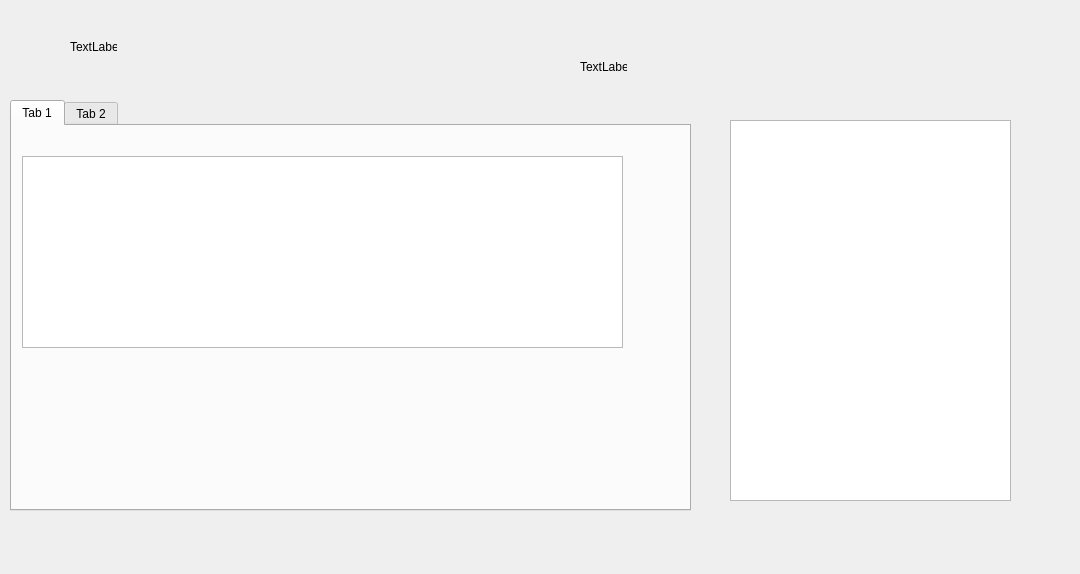
Qt form Plan-Describer/databaseeditordialog.ui (Barto-Paja/SI-Plan-Describer) before a commit.
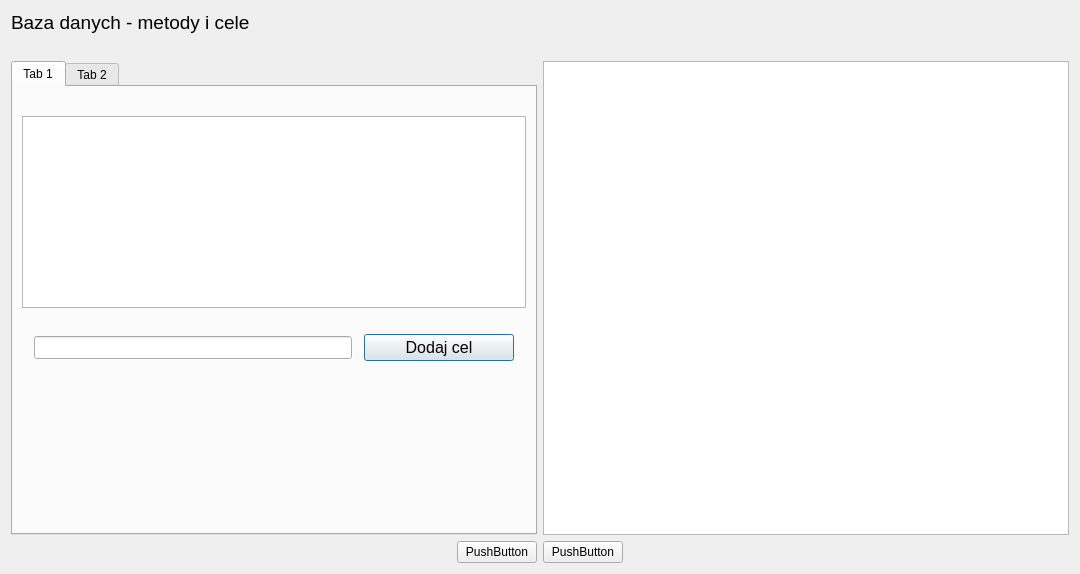
The same form after that commit. The open tabs and pages were chosen to show the change. Icons and pictures are not drawn.

```diff
--- a/Plan-Describer/databaseeditordialog.ui
+++ b/Plan-Describer/databaseeditordialog.ui
@@ -13,88 +13,270 @@
   <property name="windowTitle">
    <string>Dialog</string>
   </property>
-  <widget class="QLabel" name="label_title">
-   <property name="geometry">
-    <rect>
-     <x>70</x>
-     <y>40</y>
-     <width>47</width>
-     <height>13</height>
-    </rect>
-   </property>
-   <property name="text">
-    <string>TextLabel</string>
-   </property>
-  </widget>
-  <widget class="QLabel" name="label_error">
-   <property name="geometry">
-    <rect>
-     <x>580</x>
-     <y>60</y>
-     <width>47</width>
-     <height>13</height>
-    </rect>
-   </property>
-   <property name="text">
-    <string>TextLabel</string>
-   </property>
-  </widget>
-  <widget class="QTabWidget" name="tabWidget">
-   <property name="geometry">
-    <rect>
-     <x>10</x>
-     <y>100</y>
-     <width>681</width>
-     <height>411</height>
-    </rect>
-   </property>
-   <property name="currentIndex">
-    <number>0</number>
-   </property>
-   <widget class="QWidget" name="tab">
-    <attribute name="title">
-     <string>Tab 1</string>
-    </attribute>
-    <widget class="QTableWidget" name="tableWidget_targets">
-     <property name="geometry">
-      <rect>
-       <x>10</x>
-       <y>30</y>
-       <width>601</width>
-       <height>192</height>
-      </rect>
+  <layout class="QVBoxLayout" name="verticalLayout">
+   <item>
+    <widget class="QLabel" name="label_title">
+     <property name="font">
+      <font>
+       <pointsize>14</pointsize>
+      </font>
      </property>
+     <property name="text">
+      <string>Baza danych - metody i cele</string>
+     </property>
     </widget>
-   </widget>
-   <widget class="QWidget" name="tab_2">
-    <attribute name="title">
-     <string>Tab 2</string>
-    </attribute>
-    <widget class="QTableWidget" name="tableWidget_methods">
-     <property name="geometry">
-      <rect>
-       <x>50</x>
-       <y>30</y>
-       <width>256</width>
-       <height>192</height>
-      </rect>
+   </item>
+   <item>
+    <widget class="QLabel" name="label_error">
+     <property name="font">
+      <font>
+       <pointsize>10</pointsize>
+      </font>
      </property>
+     <property name="text">
+      <string/>
+     </property>
     </widget>
-   </widget>
-  </widget>
-  <widget class="QPlainTextEdit" name="plainTextEdit_log">
-   <property name="geometry">
-    <rect>
-     <x>730</x>
-     <y>120</y>
-     <width>281</width>
-     <height>381</height>
-    </rect>
-   </property>
-   <property name="readOnly">
-    <bool>true</bool>
-   </property>
-  </widget>
+   </item>
+   <item>
+    <layout class="QHBoxLayout" name="horizontalLayout">
+     <item>
+      <widget class="QTabWidget" name="tabWidget">
+       <property name="currentIndex">
+        <number>1</number>
+       </property>
+       <widget class="QWidget" name="tab">
+        <attribute name="title">
+         <string>Tab 1</string>
+        </attribute>
+        <layout class="QVBoxLayout" name="verticalLayout_2">
+         <item>
+          <spacer name="verticalSpacer_3">
+           <property name="orientation">
+            <enum>Qt::Vertical</enum>
+           </property>
+           <property name="sizeType">
+            <enum>QSizePolicy::Minimum</enum>
+           </property>
+           <property name="sizeHint" stdset="0">
+            <size>
+             <width>20</width>
+             <height>20</height>
+            </size>
+           </property>
+          </spacer>
+         </item>
+         <item>
+          <widget class="QTableWidget" name="tableWidget_targets"/>
+         </item>
+         <item>
+          <spacer name="verticalSpacer">
+           <property name="orientation">
+            <enum>Qt::Vertical</enum>
+           </property>
+           <property name="sizeType">
+            <enum>QSizePolicy::Minimum</enum>
+           </property>
+           <property name="sizeHint" stdset="0">
+            <size>
+             <width>20</width>
+             <height>20</height>
+            </size>
+           </property>
+          </spacer>
+         </item>
+         <item>
+          <layout class="QHBoxLayout" name="horizontalLayout_3">
+           <property name="spacing">
+            <number>12</number>
+           </property>
+           <property name="leftMargin">
+            <number>12</number>
+           </property>
+           <property name="rightMargin">
+            <number>12</number>
+           </property>
+           <item>
+            <widget class="QLineEdit" name="lineEdit_targetName">
+             <property name="font">
+              <font>
+               <pointsize>10</pointsize>
+              </font>
+             </property>
+            </widget>
+           </item>
+           <item>
+            <widget class="QPushButton" name="pushButton_addNewTarget">
+             <property name="minimumSize">
+              <size>
+               <width>150</width>
+               <height>0</height>
+              </size>
+             </property>
+             <property name="font">
+              <font>
+               <pointsize>12</pointsize>
+              </font>
+             </property>
+             <property name="text">
+              <string>Dodaj cel</string>
+             </property>
+             <property name="icon">
+              <iconset resource="icons.qrc">
+               <normaloff>:/icons/add.png</normaloff>:/icons/add.png</iconset>
+             </property>
+             <property name="iconSize">
+              <size>
+               <width>32</width>
+               <height>32</height>
+              </size>
+             </property>
+            </widget>
+           </item>
+          </layout>
+         </item>
+         <item>
+          <spacer name="verticalSpacer_2">
+           <property name="orientation">
+            <enum>Qt::Vertical</enum>
+           </property>
+           <property name="sizeHint" stdset="0">
+            <size>
+             <width>20</width>
+             <height>40</height>
+            </size>
+           </property>
+          </spacer>
+         </item>
+        </layout>
+       </widget>
+       <widget class="QWidget" name="tab_2">
+        <attribute name="title">
+         <string>Tab 2</string>
+        </attribute>
+        <layout class="QVBoxLayout" name="verticalLayout_3">
+         <item>
+          <widget class="QComboBox" name="comboBox"/>
+         </item>
+         <item>
+          <widget class="QTableWidget" name="tableWidget_methods"/>
+         </item>
+         <item>
+          <spacer name="verticalSpacer_5">
+           <property name="orientation">
+            <enum>Qt::Vertical</enum>
+           </property>
+           <property name="sizeType">
+            <enum>QSizePolicy::Minimum</enum>
+           </property>
+           <property name="sizeHint" stdset="0">
+            <size>
+             <width>20</width>
+             <height>20</height>
+            </size>
+           </property>
+          </spacer>
+         </item>
+         <item>
+          <layout class="QHBoxLayout" name="horizontalLayout_4">
+           <item>
+            <widget class="QLineEdit" name="lineEdit_methodText"/>
+           </item>
+           <item>
+            <widget class="QPushButton" name="pushButton_addNewMethod">
+             <property name="font">
+              <font>
+               <pointsize>12</pointsize>
+              </font>
+             </property>
+             <property name="text">
+              <string>Dodajn nową metodę</string>
+             </property>
+             <property name="icon">
+              <iconset resource="icons.qrc">
+               <normaloff>:/icons/add.png</normaloff>:/icons/add.png</iconset>
+             </property>
+             <property name="iconSize">
+              <size>
+               <width>32</width>
+               <height>32</height>
+              </size>
+             </property>
+            </widget>
+           </item>
+          </layout>
+         </item>
+         <item>
+          <spacer name="verticalSpacer_4">
+           <property name="orientation">
+            <enum>Qt::Vertical</enum>
+           </property>
+           <property name="sizeHint" stdset="0">
+            <size>
+             <width>20</width>
+             <height>154</height>
+            </size>
+           </property>
+          </spacer>
+         </item>
+        </layout>
+       </widget>
+      </widget>
+     </item>
+     <item>
+      <widget class="QPlainTextEdit" name="plainTextEdit_log">
+       <property name="readOnly">
+        <bool>true</bool>
+       </property>
+      </widget>
+     </item>
+    </layout>
+   </item>
+   <item>
+    <layout class="QHBoxLayout" name="horizontalLayout_2">
+     <item>
+      <spacer name="horizontalSpacer">
+       <property name="orientation">
+        <enum>Qt::Horizontal</enum>
+       </property>
+       <property name="sizeHint" stdset="0">
+        <size>
+         <width>40</width>
+         <height>20</height>
+        </size>
+       </property>
+      </spacer>
+     </item>
+     <item>
+      <widget class="QPushButton" name="pushButton">
+       <property name="text">
+        <string>PushButton</string>
+       </property>
+      </widget>
+     </item>
+     <item>
+      <widget class="QPushButton" name="pushButton_2">
+       <property name="text">
+        <string>PushButton</string>
+       </property>
+      </widget>
+     </item>
+     <item>
+      <spacer name="horizontalSpacer_2">
+       <property name="orientation">
+        <enum>Qt::Horizontal</enum>
+       </property>
+       <property name="sizeHint" stdset="0">
+        <size>
+         <width>40</width>
+         <height>20</height>
+        </size>
+       </property>
+      </spacer>
+     </item>
+    </layout>
+   </item>
+  </layout>
  </widget>
  <resources/>
  <connections/>
```
Left out of the diff: 4 changed lines with no effect on the pictures.
